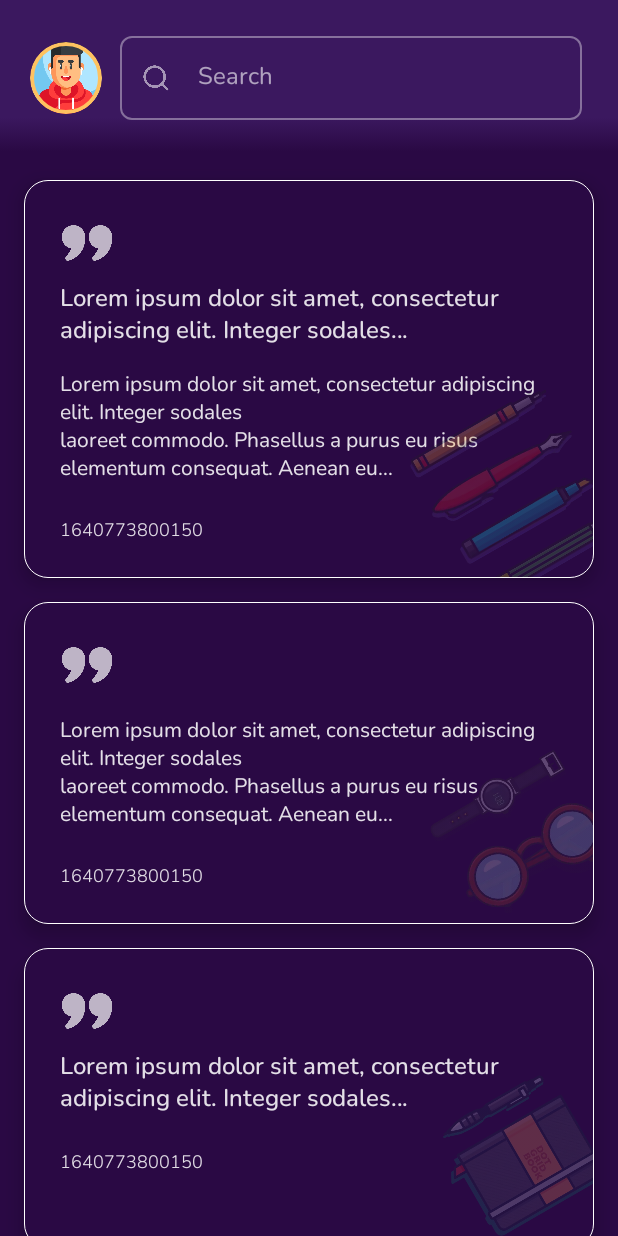
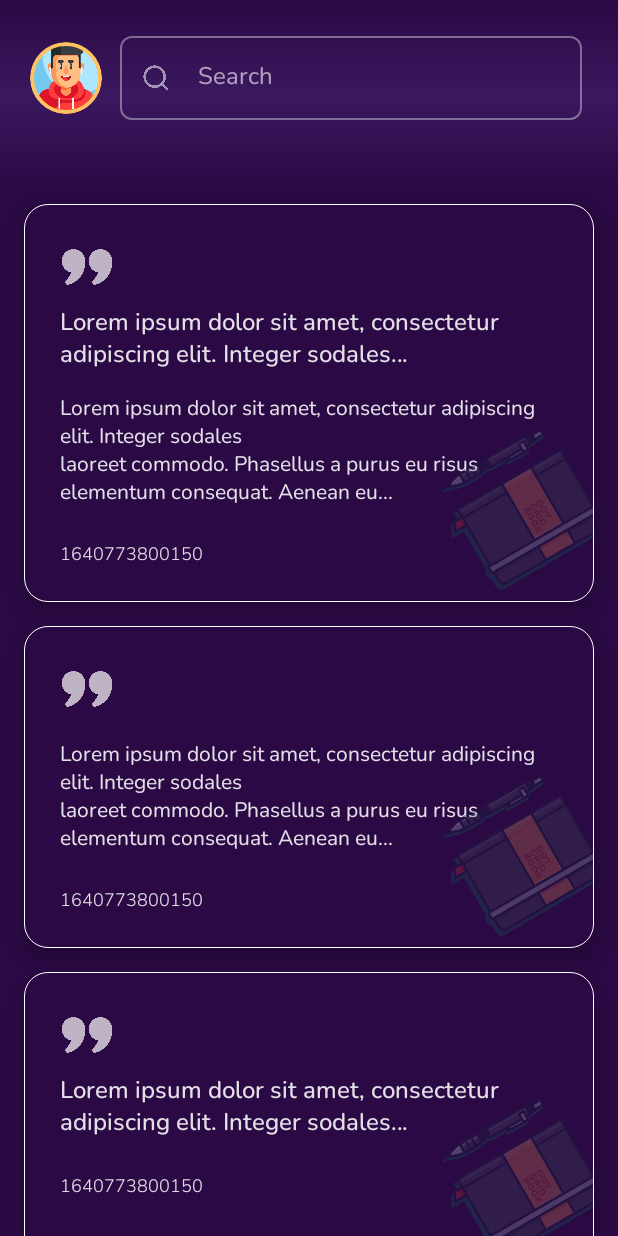
Before and after one commit to ch8n/Compose-Thoughts, an Android app built with Jetpack Compose: the screen it shows after launch (MainActivity), on a phone screen of 412 x 824 dp. Run offline under Robolectric (Android 15) with nearby library versions, the phone set to English and light mode, and no system bars; our stand-ins replace Room's generated code, accompanist.

Commit message:
:toolbox: completed ui

```diff
--- a/app/src/main/java/io/github/ch8n/thoughts/MainActivity.kt
+++ b/app/src/main/java/io/github/ch8n/thoughts/MainActivity.kt
@@ -1,12 +1,20 @@
 package io.github.ch8n.thoughts
 
+import android.app.Activity
+import android.content.Context
+import android.graphics.Rect
 import android.os.Bundle
+import android.view.View
+import android.view.ViewTreeObserver
 import androidx.activity.ComponentActivity
 import androidx.activity.compose.setContent
 import androidx.compose.material.MaterialTheme
 import androidx.compose.material.Surface
 import androidx.compose.material.Text
 import androidx.compose.runtime.Composable
+import androidx.compose.runtime.DisposableEffect
+import androidx.compose.ui.platform.LocalContext
+import androidx.compose.ui.platform.LocalFocusManager
 import androidx.compose.ui.tooling.preview.Preview
 import io.github.ch8n.thoughts.di.AppDI
 import io.github.ch8n.thoughts.ui.navigation.AppNavigator
@@ -40,3 +48,65 @@ fun DefaultPreview() {
         Greeting("Android")
     }
 }
+
+@Composable
+fun AppKeyboardFocusManager() {
+    val context = LocalContext.current
+    val focusManager = LocalFocusManager.current
+    DisposableEffect(key1 = context) {
+        val keyboardManager = KeyBoardManager(context)
+        keyboardManager.attachKeyboardDismissListener {
+            focusManager.clearFocus()
+        }
+        onDispose {
+            keyboardManager.release()
+        }
+    }
+}
+
+/***
+ * Compose issue to be fixed in alpha 1.03
+ * track from here : https://issuetracker.google.com/issues/192433071?pli=1
+ * current work around
+ */
+class KeyBoardManager(context: Context) {
+
+    private val activity = context as Activity
+    private var keyboardDismissListener: KeyboardDismissListener? = null
+
+    private abstract class KeyboardDismissListener(
+        private val rootView: View,
+        private val onKeyboardDismiss: () -> Unit
+    ) : ViewTreeObserver.OnGlobalLayoutListener {
+        private var isKeyboardClosed: Boolean = false
+        override fun onGlobalLayout() {
+            val r = Rect()
+            rootView.getWindowVisibleDisplayFrame(r)
+            val screenHeight = rootView.rootView.height
+            val keypadHeight = screenHeight - r.bottom
+            if (keypadHeight > screenHeight * 0.15) {
+                // 0.15 ratio is right enough to determine keypad height.
+                isKeyboardClosed = false
+            } else if (!isKeyboardClosed) {
+                isKeyboardClosed = true
+                onKeyboardDismiss.invoke()
+            }
+        }
+    }
+
+    fun attachKeyboardDismissListener(onKeyboardDismiss: () -> Unit) {
+        val rootView = activity.findViewById<View>(android.R.id.content)
+        keyboardDismissListener = object : KeyboardDismissListener(rootView, onKeyboardDismiss) {}
+        keyboardDismissListener?.let {
+            rootView.viewTreeObserver.addOnGlobalLayoutListener(it)
+        }
+    }
+
+    fun release() {
+        val rootView = activity.findViewById<View>(android.R.id.content)
+        keyboardDismissListener?.let {
+            rootView.viewTreeObserver.removeOnGlobalLayoutListener(it)
+        }
+        keyboardDismissListener = null
+    }
+}
--- a/app/src/main/java/io/github/ch8n/thoughts/data/db/Poem.kt
+++ b/app/src/main/java/io/github/ch8n/thoughts/data/db/Poem.kt
@@ -18,8 +18,8 @@ data class Poem(
     companion object {
         val fake
             get() = Poem(
-                title = loremIpsum(10),
-                content = loremIpsum(25),
+                title = loremIpsum((10..25).random()),
+                content = loremIpsum((25..500).random()),
                 authorId = UUID.randomUUID().toString()
             )
     }
--- a/app/src/main/java/io/github/ch8n/thoughts/ui/screen/editor/EditorScreen.kt
+++ b/app/src/main/java/io/github/ch8n/thoughts/ui/screen/editor/EditorScreen.kt
@@ -25,6 +25,8 @@ import io.github.ch8n.thoughts.data.db.Poem
 import io.github.ch8n.thoughts.ui.components.scaffolds.Preview
 import io.github.ch8n.thoughts.ui.navigation.Screen
 import io.github.ch8n.thoughts.ui.screen.template.TemplateSelectionDialog
+import io.github.ch8n.thoughts.ui.theme.ScarletGum
+import io.github.ch8n.thoughts.ui.theme.Violet
 import io.github.ch8n.thoughts.utils.loremIpsum
 
 @Composable
@@ -55,11 +57,13 @@ fun EditorScreen(
                     .fillMaxWidth()
                     .background(
                         brush = Brush.verticalGradient(
-                            0.7f to MaterialTheme.colors.primaryVariant,
-                            0.7f to MaterialTheme.colors.primaryVariant,
-                            0.9f to Color.Transparent
+                            colors = listOf(
+                                ScarletGum,
+                                Color.Transparent
+                            )
                         )
-                    ),
+                    )
+                    .height(72.dp),
                 horizontalArrangement = Arrangement.SpaceBetween,
                 verticalAlignment = Alignment.CenterVertically
             ) {
--- a/app/src/main/java/io/github/ch8n/thoughts/ui/screen/home/HomeScreen.kt
+++ b/app/src/main/java/io/github/ch8n/thoughts/ui/screen/home/HomeScreen.kt
@@ -31,6 +31,8 @@ import io.github.ch8n.thoughts.ui.navigation.Screen
 import io.github.ch8n.thoughts.ui.screen.profile.ProfileDialog
 import io.github.ch8n.thoughts.ui.theme.Hibiscus
 import io.github.ch8n.thoughts.ui.theme.Koromiko
+import io.github.ch8n.thoughts.ui.theme.ScarletGum
+import io.github.ch8n.thoughts.ui.theme.Violet
 import io.github.ch8n.thoughts.utils.loremIpsum
 
 
@@ -103,13 +105,15 @@ fun HomeScreenRoot(
                 modifier = Modifier
                     .background(
                         brush = Brush.verticalGradient(
-                            0.7f to MaterialTheme.colors.surface,
-                            0.7f to MaterialTheme.colors.surface,
-                            0.9f to Color.Transparent
+                            colors = listOf(
+                                Violet,
+                                ScarletGum,
+                                Color.Transparent
+                            )
                         )
                     )
                     .fillMaxWidth()
-                    .padding(start = 24.dp, end = 24.dp, top = 16.dp, bottom = 32.dp),
+                    .padding(start = 24.dp, end = 24.dp, top = 16.dp, bottom = 48.dp),
                 onQuery = onSearch,
                 onProfileEditClicked = onProfileEditClicked
             )
--- a/app/src/main/java/io/github/ch8n/thoughts/ui/theme/Theme.kt
+++ b/app/src/main/java/io/github/ch8n/thoughts/ui/theme/Theme.kt
@@ -6,6 +6,7 @@ import androidx.compose.runtime.Composable
 import androidx.compose.runtime.SideEffect
 import androidx.compose.ui.graphics.Color
 import com.google.accompanist.systemuicontroller.rememberSystemUiController
+import io.github.ch8n.thoughts.AppKeyboardFocusManager
 
 private val DarkColorPalette = darkColors(
     primary = Koromiko,
@@ -28,6 +29,7 @@ fun ThoughtsTheme(content: @Composable() () -> Unit) {
             darkIcons = false
         )
     }
+    AppKeyboardFocusManager()
     MaterialTheme(
         colors = DarkColorPalette,
         typography = Typography,
```
